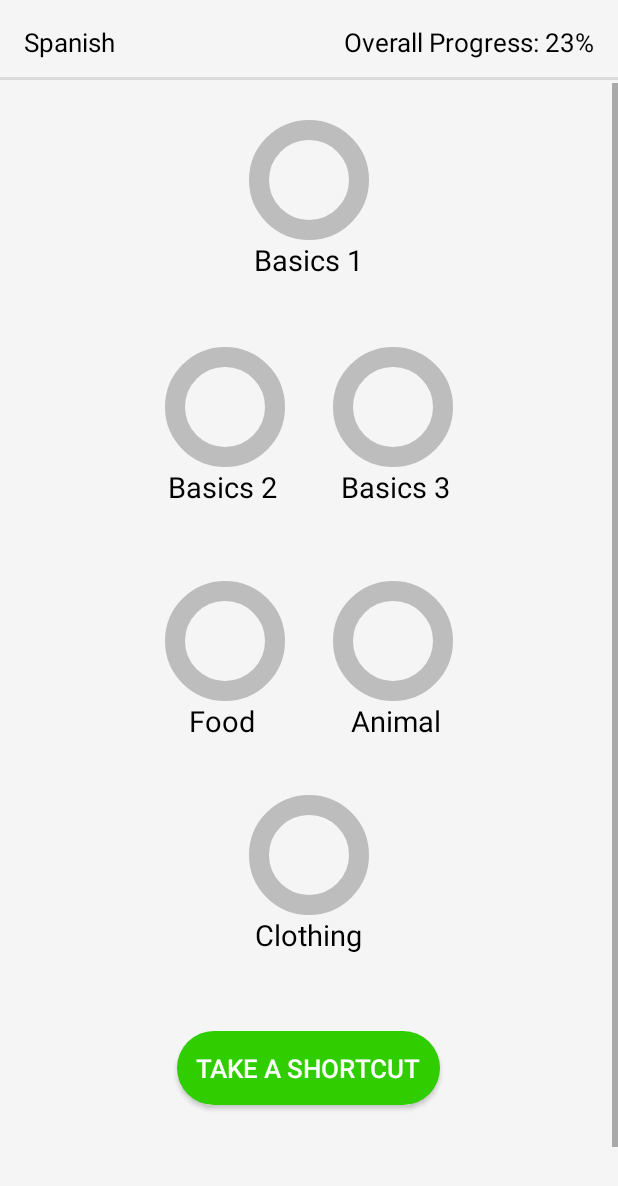
After one commit to rick2781/Duolingo-Clone, an Android app: the layout activity_lesson_list.xml on its own in the app's theme, with its tools: preview values and no code run, on a phone screen of 412 x 824 dp. The commit adds this screen. Shown: the top 1186 px of the screen. Run offline under Robolectric (Android 15) with nearby library versions, the phone set to English and light mode, and no system bars.

Commit message:
Lesson List Activity

```diff
--- a/DuolingoClone/app/src/main/java/e/rick/duolingoclone/Presentation/Activity/LessonCompletedActivity/LessonCompletedActivity.java
+++ b/DuolingoClone/app/src/main/java/e/rick/duolingoclone/Presentation/Activity/LessonCompletedActivity/LessonCompletedActivity.java
@@ -1,13 +1,17 @@
 package e.rick.duolingoclone.Presentation.Activity.LessonCompletedActivity;
 
+import android.content.Intent;
 import android.os.Bundle;
 import android.support.annotation.Nullable;
 import android.support.v7.app.AppCompatActivity;
+import android.view.View;
 import android.view.ViewGroup;
+import android.widget.Button;
 import android.widget.RelativeLayout;
 
 import butterknife.BindView;
 import butterknife.ButterKnife;
+import e.rick.duolingoclone.Presentation.Activity.LessonListActivity.LessonListActivity;
 import e.rick.duolingoclone.R;
 import e.rick.duolingoclone.Utils.CustomProgressBar;
 
@@ -23,6 +27,9 @@ public class LessonCompletedActivity extends AppCompatActivity {
     @BindView(R.id.user_progress_bar)
     CustomProgressBar customProgressBar;
 
+    @BindView(R.id.continue_button)
+    Button continueButton;
+
     @Override
     protected void onCreate(@Nullable Bundle savedInstanceState) {
         super.onCreate(savedInstanceState);
@@ -31,6 +38,19 @@ public class LessonCompletedActivity extends AppCompatActivity {
         ButterKnife.bind(this);
 
         setupProgressBar();
+        initData();
+    }
+
+    private void initData() {
+
+        continueButton.setOnClickListener(new View.OnClickListener() {
+            @Override
+            public void onClick(View v) {
+
+                Intent intent = new Intent(LessonCompletedActivity.this, LessonListActivity.class);
+                startActivity(intent);
+            }
+        });
     }
 
     private void setupProgressBar() {
--- /dev/null
+++ b/DuolingoClone/app/src/main/java/e/rick/duolingoclone/Presentation/Activity/LessonListActivity/LessonListActivity.java
@@ -0,0 +1,39 @@
+package e.rick.duolingoclone.Presentation.Activity.LessonListActivity;
+
+import android.os.Bundle;
+import android.support.annotation.Nullable;
+import android.support.v7.app.AppCompatActivity;
+import android.view.View;
+import android.widget.Toast;
+
+import butterknife.BindView;
+import butterknife.ButterKnife;
+import e.rick.duolingoclone.R;
+import e.rick.duolingoclone.Utils.ActivityNavigation;
+import e.rick.duolingoclone.Utils.CustomProgressBar;
+
+/**
+ * Created by Rick on 3/10/2018.
+ */
+
+public class LessonListActivity extends AppCompatActivity {
+
+    @BindView(R.id.basics1_bar)
+    CustomProgressBar basic1Bar;
+
+    @Override
+    protected void onCreate(@Nullable Bundle savedInstanceState) {
+        super.onCreate(savedInstanceState);
+        setContentView(R.layout.activity_lesson_list);
+
+        ButterKnife.bind(this);
+
+        basic1Bar.setOnClickListener(new View.OnClickListener() {
+            @Override
+            public void onClick(View v) {
+
+                ActivityNavigation.getInstance(LessonListActivity.this).takeToRandomTask();
+            }
+        });
+    }
+}
--- a/DuolingoClone/app/src/main/java/e/rick/duolingoclone/Presentation/Tasks/WordTask/WordTaskActivity.java
+++ b/DuolingoClone/app/src/main/java/e/rick/duolingoclone/Presentation/Tasks/WordTask/WordTaskActivity.java
@@ -30,6 +30,7 @@ import butterknife.BindView;
 import butterknife.ButterKnife;
 import e.rick.duolingoclone.Data.Repository;
 import e.rick.duolingoclone.Model.QuestionModel;
+import e.rick.duolingoclone.Presentation.Activity.LessonListActivity.LessonListActivity;
 import e.rick.duolingoclone.Presentation.Activity.SelectLanguageActivity.SelectLanguageActivity;
 import e.rick.duolingoclone.Presentation.Activity.WelcomeActivity.WelcomeActivity;
 import e.rick.duolingoclone.Presentation.Tasks.TapPairTask.TapPairActivity;
@@ -110,9 +111,6 @@ public class WordTaskActivity extends AppCompatActivity {
     }
 
     private void initData() {
-
-        Intent intent = new Intent(this, SelectLanguageActivity.class);
-        startActivity(intent);
 
         checkButton.setEnabled(false);
 
--- a/DuolingoClone/app/src/main/res/layout/activity_lesson_completed.xml
+++ b/DuolingoClone/app/src/main/res/layout/activity_lesson_completed.xml
@@ -44,6 +44,7 @@
         android:layout_below="@id/user_progress_bar"/>
 
     <Button
+        android:id="@+id/continue_button"
         android:layout_width="match_parent"
         android:layout_height="wrap_content"
         android:layout_alignParentBottom="true"
--- /dev/null
+++ b/DuolingoClone/app/src/main/res/layout/activity_lesson_list.xml
@@ -0,0 +1,197 @@
+<?xml version="1.0" encoding="utf-8"?>
+<RelativeLayout xmlns:android="http://schemas.android.com/apk/res/android"
+    android:layout_width="match_parent"
+    android:layout_height="match_parent"
+    xmlns:app="http://schemas.android.com/apk/res-auto"
+    android:background="@color/default_light_grey_bg">
+
+    <RelativeLayout
+        android:id="@+id/toolbar"
+        android:layout_width="match_parent"
+        android:layout_height="55dp"
+        android:padding="16dp"
+        android:background="@drawable/gray_bottom_border">
+
+        <TextView
+            android:id="@+id/current_language"
+            android:layout_width="wrap_content"
+            android:layout_height="wrap_content"
+            android:text="Spanish"
+            android:textSize="17sp"
+            android:layout_centerVertical="true"
+            android:layout_alignParentStart="true"
+            android:textColor="#000"/>
+
+        <TextView
+            android:id="@+id/overall_progress"
+            android:layout_width="wrap_content"
+            android:layout_height="wrap_content"
+            android:text="Overall Progress: 23%"
+            android:textSize="17sp"
+            android:layout_centerVertical="true"
+            android:layout_alignParentEnd="true"
+            android:textColor="#000"/>
+
+    </RelativeLayout>
+
+    <ScrollView
+        android:layout_width="match_parent"
+        android:layout_height="match_parent"
+        android:layout_below="@id/toolbar">
+
+        <LinearLayout
+            android:layout_width="match_parent"
+            android:layout_height="wrap_content"
+            android:orientation="vertical">
+
+            <RelativeLayout
+                android:layout_width="match_parent"
+                android:layout_height="130dp">
+
+                <e.rick.duolingoclone.Utils.CustomProgressBar
+                    android:id="@+id/basics1_bar"
+                    style="@style/lesson_bar"
+                    android:layout_centerInParent="true"/>
+
+                <TextView
+                    style="@style/lesson_bar_text"
+                    android:layout_below="@id/basics1_bar"
+                    android:layout_centerHorizontal="true"
+                    android:text="Basics 1" />
+
+            </RelativeLayout>
+
+            <LinearLayout
+                android:layout_width="match_parent"
+                android:layout_height="wrap_content"
+                android:layout_marginTop="30dp"
+                android:orientation="horizontal">
+
+                <RelativeLayout
+                    android:layout_width="0dp"
+                    android:layout_weight="1"
+                    android:layout_height="110dp"
+                    android:layout_marginTop="16dp"
+                    android:layout_marginEnd="16dp">
+
+                    <e.rick.duolingoclone.Utils.CustomProgressBar
+                        android:id="@+id/basic2_bar"
+                        style="@style/lesson_bar"
+                        android:layout_alignParentEnd="true"/>
+
+                    <TextView
+                        style="@style/lesson_bar_text"
+                        android:layout_below="@id/basic2_bar"
+                        android:layout_alignParentEnd="true"
+                        android:layout_marginEnd="5dp"
+                        android:text="Basics 2" />
+
+                </RelativeLayout>
+
+                <RelativeLayout
+                    android:layout_width="0dp"
+                    android:layout_weight="1"
+                    android:layout_height="110dp"
+                    android:layout_marginTop="16dp"
+                    android:layout_marginStart="16dp">
+
+                    <e.rick.duolingoclone.Utils.CustomProgressBar
+                        android:id="@+id/basic3_bar"
+                        style="@style/lesson_bar"
+                        android:layout_alignParentStart="true"/>
+
+                    <TextView
+                        style="@style/lesson_bar_text"
+                        android:layout_below="@id/basic3_bar"
+                        android:layout_alignParentStart="true"
+                        android:paddingStart="5dp"
+                        android:text="Basics 3" />
+
+                </RelativeLayout>
+
+            </LinearLayout>
+
+            <LinearLayout
+                android:layout_width="match_parent"
+                android:layout_height="wrap_content"
+                android:layout_marginTop="30dp"
+                android:orientation="horizontal">
+
+                <RelativeLayout
+                    android:layout_width="0dp"
+                    android:layout_weight="1"
+                    android:layout_height="110dp"
+                    android:layout_marginTop="16dp"
+                    android:layout_marginEnd="16dp">
+
+                    <e.rick.duolingoclone.Utils.CustomProgressBar
+                        android:id="@+id/food_bar"
+                        style="@style/lesson_bar"
+                        android:layout_alignParentEnd="true"/>
+
+                    <TextView
+                        style="@style/lesson_bar_text"
+                        android:layout_alignStart="@+id/food_bar"
+                        android:layout_below="@+id/food_bar"
+                        android:layout_marginStart="16dp"
+                        android:text="Food" />
+
+                </RelativeLayout>
+
+                <RelativeLayout
+                    android:layout_width="0dp"
+                    android:layout_weight="1"
+                    android:layout_height="110dp"
+                    android:layout_marginTop="16dp"
+                    android:layout_marginStart="16dp">
+
+                    <e.rick.duolingoclone.Utils.CustomProgressBar
+                        android:id="@+id/animal_bar"
+                        style="@style/lesson_bar"
+                        android:layout_alignParentStart="true"/>
+
+                    <TextView
+                        style="@style/lesson_bar_text"
+                        android:layout_alignParentStart="true"
+                        android:layout_below="@+id/animal_bar"
+                        android:layout_marginStart="12dp"
+                        android:text="Animal" />
+
+                </RelativeLayout>
+            </LinearLayout>
+
+            <RelativeLayout
+                android:layout_width="match_parent"
+                android:layout_height="130dp"
+                android:layout_marginTop="8dp">
+
+                <e.rick.duolingoclone.Utils.CustomProgressBar
+                    android:id="@+id/clothing_bar"
+                    style="@style/lesson_bar"
+                    android:layout_centerInParent="true"/>
+
+                <TextView
+                    style="@style/lesson_bar_text"
+                    android:layout_below="@id/clothing_bar"
+                    android:layout_centerHorizontal="true"
+                    android:text="Clothing" />
+
+            </RelativeLayout>
+
+            <Button
+                android:id="@+id/shortcut_button"
+                android:layout_width="wrap_content"
+                android:layout_height="wrap_content"
+                android:text="TAKE A SHORTCUT"
+                android:layout_marginTop="50dp"
+                android:layout_gravity="center"
+                android:textSize="17sp"
+                android:layout_marginBottom="150dp"
+                android:background="@drawable/button_task_continue"
+                android:textColor="@color/white_text"/>
+
+        </LinearLayout>
+
+    </ScrollView>
+
+</RelativeLayout>
--- a/DuolingoClone/app/src/main/res/values/styles.xml
+++ b/DuolingoClone/app/src/main/res/values/styles.xml
@@ -26,4 +26,19 @@
         <item name="rounded_corner">true</item>
     </style>
 
+    <style name="lesson_bar">
+        <item name="foreground_progress_thickness">20</item>
+        <item name="background_progress_thickness">20</item>
+        <item name="background_progress_color">#bdbdbd</item>
+        <item name="android:layout_width">80dp</item>
+        <item name="android:layout_height">80dp</item>
+    </style>
+
+    <style name="lesson_bar_text">
+        <item name="android:textColor">#000</item>
+        <item name="android:textSize">19sp</item>
+        <item name="android:layout_width">wrap_content</item>
+        <item name="android:layout_height">wrap_content</item>
+    </style>
+
 </resources>
```
Also changed, not shown: DuolingoClone/app/src/main/AndroidManifest.xml (+11 -7 lines).
